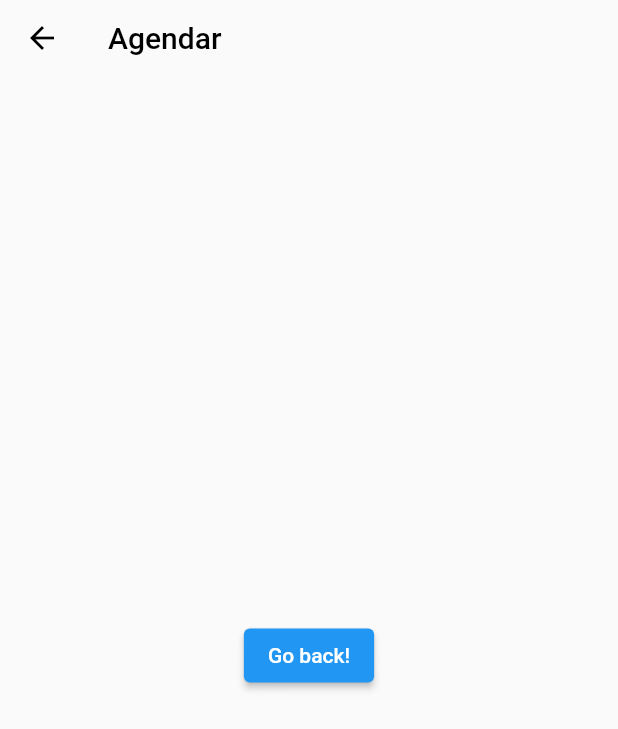
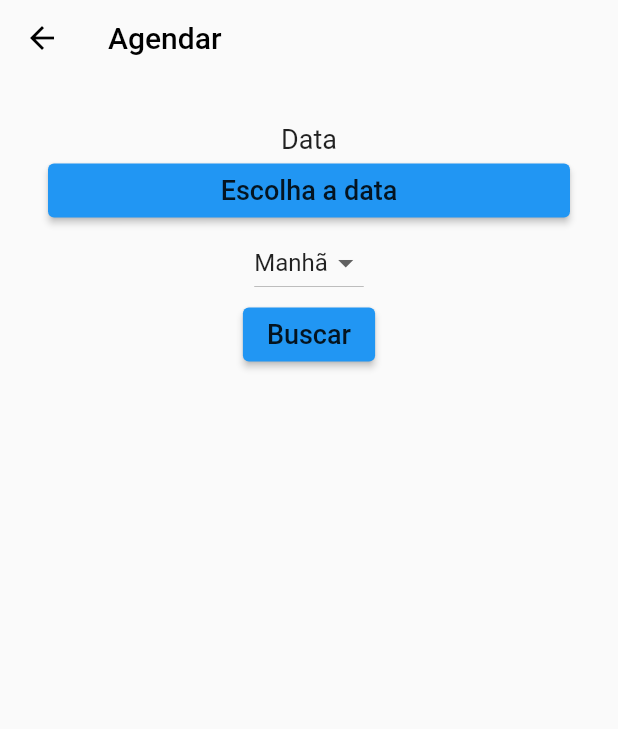
Before and after one commit to jmbessa/INF1300-Flutter, a Flutter app: the screen it shows after launch, after a tap on "Pintura", on a phone screen of 412 x 824 dp. Shown: the top 729 px of the screen. Run offline on Flutter 3.47's test engine with Material 2 defaults, Android fonts, the phone set to English and light mode, and no system bars; Roboto replaces fonts that are missing (Helvetica).

Commit message:
Ajustes segunda pagina

```diff
--- a/services_app/lib/main.dart
+++ b/services_app/lib/main.dart
@@ -1,5 +1,6 @@
 import 'package:flutter/material.dart';
-import 'secondPage.dart';
+import 'searchScreen.dart';
+import 'themes.dart';
 
 void main() {
   runApp(MyApp());
@@ -11,24 +12,14 @@ class MyApp extends StatelessWidget {
   Widget build(BuildContext context) {
     return MaterialApp(
       title: 'Flutter Demo',
-      theme: ThemeData(
-        // This is the theme of your application.
-        //
-        // Try running your application with "flutter run". You'll see the
-        // application has a blue toolbar. Then, without quitting the app, try
-        // changing the primarySwatch below to Colors.green and then invoke
-        // "hot reload" (press "r" in the console where you ran "flutter run",
-        // or simply save your changes to "hot reload" in a Flutter IDE).
-        // Notice that the counter didn't reset back to zero; the application
-        // is not restarted.
-        primarySwatch: Colors.blue,
-      ),
+      theme: defaultTheme,
       initialRoute: '/',
       routes: {
         // When navigating to the "/" route, build the FirstScreen widget.
         '/': (context) => const MyHomePage(title: 'Pagina inicial'),
         // When navigating to the "/second" route, build the SecondScreen widget.
-        '/second': (context) => const SecondScreen(),
+        '/second': (context) => SearchScreen(),
+        '/list': (context) => SearchScreen(),
       },
     );
   }
@@ -136,7 +127,7 @@ class _MyHomePageState extends State<MyHomePage> {
                 child: Card(
                   shape: RoundedRectangleBorder(
                       borderRadius: BorderRadius.circular(5.0)),
-                  color: Colors.blue,
+                  color: Colors.yellow,
                   child: Container(
                     decoration: BoxDecoration(
                       image: DecorationImage(
@@ -180,7 +171,7 @@ class _MyHomePageState extends State<MyHomePage> {
           ),
         ],
         currentIndex: _selectedIndex,
-        selectedItemColor: Colors.blue,
+        selectedItemColor: Theme.of(context).primaryColor,
         onTap: _onItemTapped,
       ),
     );
--- /dev/null
+++ b/services_app/lib/searchScreen.dart
@@ -0,0 +1,89 @@
+import 'package:flutter/material.dart';
+import 'themes.dart';
+
+class SearchScreen extends StatefulWidget {
+  SearchScreen({Key? key}) : super(key: key);
+  @override
+  _SearchScreenState createState() => _SearchScreenState();
+}
+
+class _SearchScreenState extends State<SearchScreen> {
+  DateTime? date;
+  String dropdownValue = 'Manhã';
+
+  String getText() {
+    if (date == null) {
+      return "Escolha a data";
+    } else {
+      return '${date!.day}/${date!.month}/${date!.year}';
+    }
+  }
+
+  @override
+  Widget build(BuildContext context) {
+    return Scaffold(
+      appBar: PreferredSize(
+        preferredSize: Size.fromHeight(50.0),
+        child: AppBar(
+          // Here we take the value from the MyHomePage object that was created by
+          // the App.build method, and use it to set our appbar title.
+          backgroundColor: Colors.transparent,
+          elevation: 0,
+          foregroundColor: Colors.black,
+          leading: BackButton(color: Colors.black),
+          title: Text(
+            "Agendar",
+            style: TextStyle(color: Colors.black),
+          ),
+        ),
+      ),
+      body: Padding(
+        padding: EdgeInsets.all(32),
+        child: Column(
+          children: [
+            Text("Data", style: defaultTheme.textTheme.bodyText1),
+            SizedBox(
+              width: double.infinity,
+              child: ElevatedButton(
+                  onPressed: () => pickDate(context),
+                  child:
+                      Text(getText(), style: defaultTheme.textTheme.bodyText1)),
+            ),
+            DropdownButton<String>(
+              value: dropdownValue,
+              onChanged: (String? newValue) {
+                setState(() {
+                  dropdownValue = newValue!;
+                });
+              },
+              items: <String>['Manhã', 'Tarde', 'Noite']
+                  .map<DropdownMenuItem<String>>((String value) {
+                return DropdownMenuItem<String>(
+                  value: value,
+                  child: Text(value),
+                );
+              }).toList(),
+            ),
+            ElevatedButton(
+                onPressed: () => Navigator.pushNamed(context, '/list'),
+                child: Text("Buscar", style: defaultTheme.textTheme.bodyText1)),
+          ],
+        ),
+      ),
+    );
+  }
+
+  Future pickDate(BuildContext context) async {
+    final initialDate = DateTime.now();
+    final newDate = await showDatePicker(
+      context: context,
+      initialDate: initialDate,
+      firstDate: DateTime(DateTime.now().year),
+      lastDate: DateTime(DateTime.now().year + 4),
+    );
+
+    if (newDate == null) return;
+
+    setState(() => date = newDate);
+  }
+}
--- a/services_app/lib/secondPage.dart
+++ /dev/null
@@ -1,37 +0,0 @@
-import 'package:flutter/material.dart';
-
-class SecondScreen extends StatelessWidget {
-  const SecondScreen({Key? key}) : super(key: key);
-
-  @override
-  Widget build(BuildContext context) {
-    return Scaffold(
-      appBar: PreferredSize(
-        preferredSize: Size.fromHeight(50.0),
-        child: AppBar(
-          // Here we take the value from the MyHomePage object that was created by
-          // the App.build method, and use it to set our appbar title.
-          backgroundColor: Colors.transparent,
-          elevation: 0,
-          foregroundColor: Colors.black,
-          leading: BackButton(color: Colors.black),
-          title: Text(
-            "Agendar",
-            style: TextStyle(color: Colors.black),
-          ),
-        ),
-      ),
-      body: Center(
-        child: ElevatedButton(
-          // Within the SecondScreen widget
-          onPressed: () {
-            // Navigate back to the first screen by popping the current route
-            // off the stack.
-            Navigator.pop(context);
-          },
-          child: const Text('Go back!'),
-        ),
-      ),
-    );
-  }
-}
--- /dev/null
+++ b/services_app/lib/themes.dart
@@ -0,0 +1,14 @@
+import 'package:flutter/material.dart';
+
+final ThemeData defaultTheme = _buildDefaultTheme();
+
+ThemeData _buildDefaultTheme() {
+  return ThemeData(
+    primaryColor: Colors.teal,
+    textTheme: TextTheme(
+        bodyText1: const TextStyle(
+      fontSize: 18,
+      fontFamily: "Helvetica",
+    )),
+  );
+}
```
